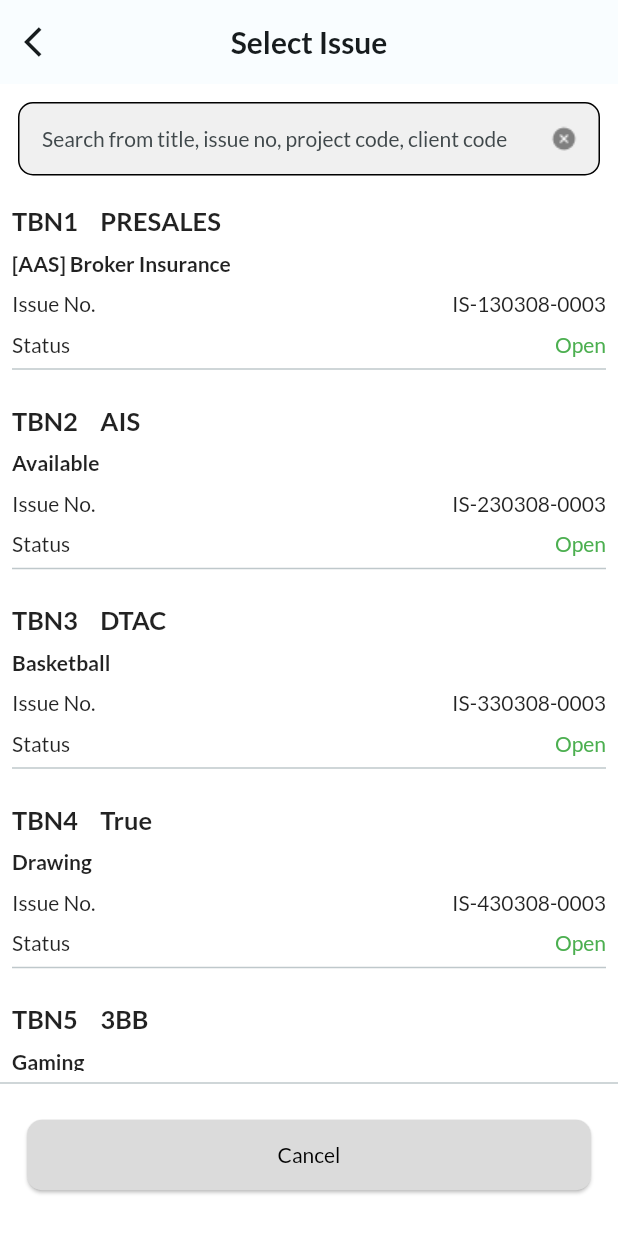
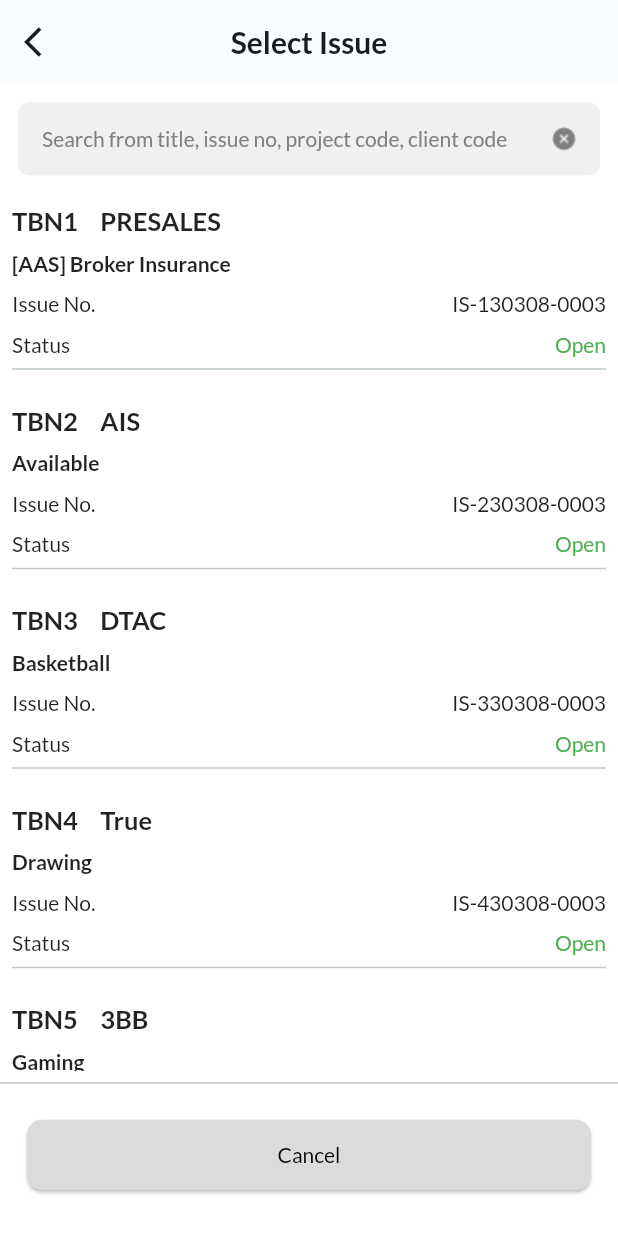
Before and after one commit to vlerbron/timesheet, a Flutter app: the NewEditTaskPage screen opened by its route, after a tap on the "arrow forward ios" icon, on a phone screen of 412 x 824 dp. Shown: the top 1233 px of the screen. Run offline on Flutter 3.47's test engine with Material 2 defaults, Android fonts, the light colour scheme and no system bars; our stand-ins replace dartz, dio, equatable, file_picker, flutter_dotenv, flutter_riverpod and 6 more; missing offline and left inert: events_emitter, file_previewer, flutter_flavor; accounts and stored records are empty.

Commit message:
Modify search filter, select issue page.
Modify search filter, select issue page.

```diff
--- a/lib/presentation/pages/timesheet/new_edit_task_page.dart
+++ b/lib/presentation/pages/timesheet/new_edit_task_page.dart
@@ -2,19 +2,18 @@
 import 'package:flutter/material.dart';
 import 'package:flutter_riverpod/flutter_riverpod.dart';
 import 'package:intl/intl.dart';
-import 'package:timesheet/data/datasources/dummies/dummy_select_issue.dart';
 import 'package:timesheet/domain/entities/timesheet/select_issue_entity.dart';
 import 'package:timesheet/domain/entities/timesheet/task_entity.dart';
 import 'package:timesheet/presentation/pages/timesheet/select_issue_page.dart';
 import 'package:timesheet/presentation/provider/timesheet_provider/state/task_state.dart';
 import 'package:timesheet/presentation/provider/timesheet_provider/task_list_provider.dart';
 import 'package:timesheet/presentation/provider/timesheet_provider/task_provider.dart';
+import 'package:timesheet/presentation/utils/const.dart';
 import 'package:timesheet/presentation/utils/date_time_mixin.dart';
 import 'package:timesheet/presentation/utils/form_validator.dart';
 import 'package:timesheet/presentation/widgets/common/button/save_button.dart';
 import 'package:timesheet/presentation/widgets/common/button/short_cancel_button.dart';
 import 'package:timesheet/provider_container.dart';
-import 'package:timesheet/presentation/utils/const.dart';
 
 class NewEditTaskPage extends ConsumerStatefulWidget with DateTimeMixin {
   const NewEditTaskPage({super.key});
@@ -81,7 +80,6 @@
     Navigator.of(context).push(
       MaterialPageRoute(
           builder: (context) => SelectIssuePage(
-                selectIssueModels: dummySelectIssue,
                 fnCallBack: setStateCallBack,
               )),
     );
--- a/lib/presentation/pages/timesheet/select_issue_page.dart
+++ b/lib/presentation/pages/timesheet/select_issue_page.dart
@@ -1,15 +1,14 @@
 import 'package:flutter/material.dart';
 import 'package:flutter_riverpod/flutter_riverpod.dart';
 import 'package:timesheet/domain/entities/timesheet/select_issue_entity.dart';
+import 'package:timesheet/presentation/utils/const.dart';
 import 'package:timesheet/presentation/widgets/common/button/long_cancel_button.dart';
-import 'package:timesheet/presentation/widgets/common/nav_icon.dart';
 import 'package:timesheet/presentation/widgets/timesheet/issue_item.dart';
 import 'package:timesheet/provider_container.dart';
 
 class SelectIssuePage extends ConsumerStatefulWidget {
-  const SelectIssuePage({super.key, required this.selectIssueModels, required this.fnCallBack});
+  const SelectIssuePage({super.key, required this.fnCallBack});
 
-  final List<SelectIssueEntity> selectIssueModels;
   final void Function() fnCallBack;
 
   @override
@@ -17,8 +16,20 @@
 }
 
 class _SelectIssuePageState extends ConsumerState<SelectIssuePage> {
+  late List<SelectIssueEntity> _selectIssues;
+  final _searchController = TextEditingController();
+
+  @override
+  void didChangeDependencies() {
+    super.didChangeDependencies();
+    _selectIssues = ref.watch(selectIssueProvider);
+  }
+
   @override
   Widget build(BuildContext context) {
+    final ColorScheme colorScheme = Theme.of(context).colorScheme;
+    final TextTheme textTheme = Theme.of(context).textTheme;
+
     return Scaffold(
       appBar: AppBar(
         title: const Text(
@@ -37,26 +48,47 @@
             padding: const EdgeInsets.all(12.0),
             child: TextFormField(
               autofocus: false,
+              controller: _searchController,
               keyboardType: TextInputType.multiline,
               decoration: InputDecoration(
                 filled: true,
-                fillColor: const Color.fromARGB(255, 240, 240, 240),
+                fillColor: colorScheme.secondary,
                 hintText:
                     'Search from title, issue no, project code, client code',
-                suffixIcon: const NavIcon('icon-close.png'),
+                hintStyle:
+                    textTheme.bodyMedium!.copyWith(color: kColorDarkGrey),
+                suffixIcon: IconButton(
+                  icon: Image.asset('assets/icons/icon-close.png'),
+                  onPressed: () {
+                    setState(() {
+                      _searchController.clear();
+                      _selectIssues = ref.watch(selectIssueProvider);
+                    });
+                  },
+                ),
                 enabledBorder: OutlineInputBorder(
-                  borderRadius: BorderRadius.circular(10),
+                  borderRadius: BorderRadius.circular(kWidgetCircularRadius),
+                  borderSide: BorderSide.none,
                 ),
               ),
+              onChanged: (val) {
+                setState(() {
+                  _selectIssues = ref
+                      .read(selectIssueProvider.notifier)
+                      .filterSelectIssues(val);
+                });
+              },
             ),
           ),
           Expanded(
             child: ListView.builder(
-              itemCount: widget.selectIssueModels.length,
+              itemCount: _selectIssues.length,
               itemBuilder: (context, index) => IssueItem(
-                selectIssueEntity: widget.selectIssueModels[index],
+                selectIssueEntity: _selectIssues[index],
                 onTap: (SelectIssueEntity entity) {
-                  ref.read(taskProvider.notifier).setSelectedIssueEntity(entity);
+                  ref
+                      .read(taskProvider.notifier)
+                      .setSelectedIssueEntity(entity);
                   Navigator.of(context).pop();
                   widget.fnCallBack();
                 },
--- a/lib/provider_container.dart
+++ b/lib/provider_container.dart
@@ -1,5 +1,6 @@
 import 'package:events_emitter/emitters/event_emitter.dart';
 import 'package:flutter_riverpod/flutter_riverpod.dart';
+import 'package:timesheet/domain/entities/timesheet/select_issue_entity.dart';
 import 'package:timesheet/domain/entities/timesheet/task_entity.dart';
 import 'package:timesheet/domain/leave/employee_entity.dart';
 import 'package:timesheet/domain/leave/leave_entity.dart';
@@ -13,6 +14,7 @@
 import 'package:timesheet/presentation/provider/leave_provider/notifier/selected_date_notifier.dart';
 import 'package:timesheet/presentation/provider/login_provider/login/login_provider.dart';
 import 'package:timesheet/presentation/provider/login_provider/login/state/login_state.dart';
+import 'package:timesheet/presentation/provider/timesheet_provider/select_issue_provider.dart';
 import 'package:timesheet/presentation/provider/timesheet_provider/task_list_provider.dart';
 import 'package:timesheet/presentation/provider/timesheet_provider/task_provider.dart';
 import 'package:timesheet/presentation/provider/timesheet_provider/state/task_state.dart';
@@ -30,6 +32,8 @@
     locator<StateNotifierProvider<TimesheetProvider, TimesheetState>>();
 var taskListProvider =
     locator<StateNotifierProvider<TaskListProvider, List<TaskEntity>>>();
+var selectIssueProvider = locator<
+    StateNotifierProvider<SelectIssueProvider, List<SelectIssueEntity>>>();
 var timesheetEventProvider =
     locator<StateNotifierProvider<TimesheetEventProvider, EventEmitter>>();
 var taskProvider = locator<StateNotifierProvider<TaskProvider, TaskState>>();
```
Also changed, not shown: lib/injection_container.dart (+13 -9 lines), lib/presentation/provider/timesheet_provider/select_issue_provider.dart (added, +15 -0 lines).
